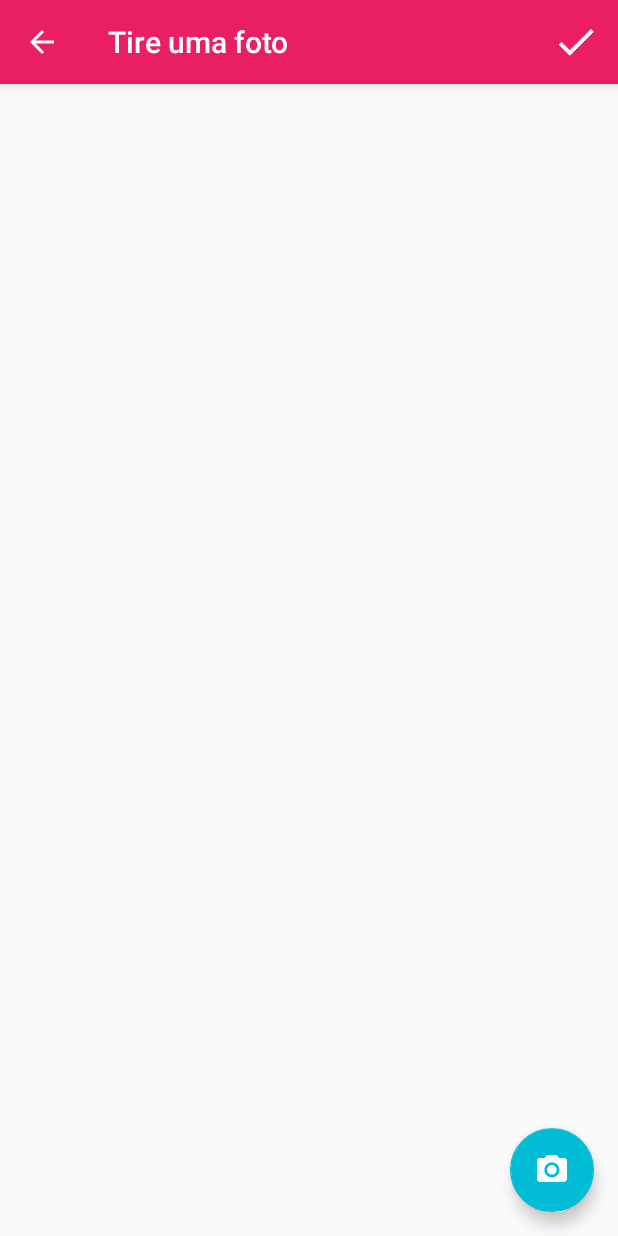
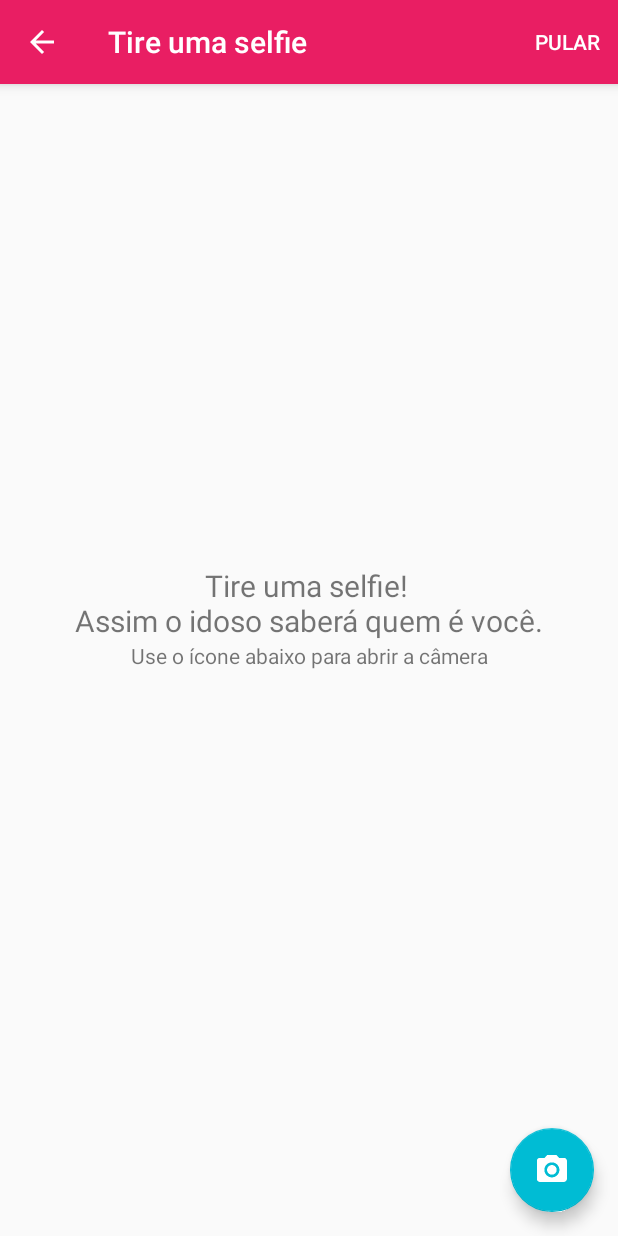
Before and after one commit to andersongarcia/MobiCare, an Android app: the RegistroFotoActivity screen opened directly, with no data from a screen before it, on a phone screen of 412 x 824 dp. Run offline under Robolectric (Android 15) with nearby library versions, the phone set to English and light mode, and no system bars; our stand-ins replace ButterKnife, Firebase (no records; nobody signed in at launch, a user with empty details on screens opened directly).

Commit message:
Melhorias de layout. Comentários.

```diff
--- a/app/build.gradle
+++ b/app/build.gradle
@@ -48,6 +48,10 @@ dependencies {
     // Butter Knife
     compile 'com.jakewharton:butterknife:8.8.1'
     annotationProcessor 'com.jakewharton:butterknife-compiler:8.8.1'
+    // Picasso
+    compile 'com.squareup.picasso:picasso:2.5.2'
+    // Validação
+    compile 'com.mobsandgeeks:android-saripaar:2.0.0'
 
     testCompile 'junit:junit:4.12'
 }
--- a/app/src/main/java/br/edu/ifspsaocarlos/sdm/cuidador/activities/BaseActivity.java
+++ b/app/src/main/java/br/edu/ifspsaocarlos/sdm/cuidador/activities/BaseActivity.java
@@ -39,7 +39,7 @@ public class BaseActivity extends AppCompatActivity {
     protected void onStart() {
         super.onStart();
 
-        if(preferencias.obterPreferenciaBoolean("authFirebase", false)){
+        if(preferencias.obterPreferenciaBoolean("authFirebase", true)){
             if(FirebaseAuth.getInstance().getCurrentUser() == null){
                 Intent intent = new Intent(this, AutenticaSMSActivity.class);
                 startActivity(intent);
--- a/app/src/main/java/br/edu/ifspsaocarlos/sdm/cuidador/activities/RegistroBaseActivity.java
+++ b/app/src/main/java/br/edu/ifspsaocarlos/sdm/cuidador/activities/RegistroBaseActivity.java
@@ -20,13 +20,14 @@ import br.edu.ifspsaocarlos.sdm.cuidador.services.UsuarioService;
  */
 public class RegistroBaseActivity extends AppCompatActivity {
     protected UsuarioService usuarioService;
+    protected Toolbar toolbar;
 
     @Override
     public void onCreate(@Nullable Bundle savedInstanceState) {
         super.onCreate(savedInstanceState);
 
         SharedPreferences sharedPref = PreferenceManager.getDefaultSharedPreferences(this);
-        if(sharedPref.getBoolean("authFirebase", false)){
+        if(sharedPref.getBoolean("authFirebase", true)){
             if(FirebaseAuth.getInstance().getCurrentUser() == null){
                 Intent intent = new Intent(this, AutenticaSMSActivity.class);
                 startActivity(intent);
@@ -37,7 +38,7 @@ public class RegistroBaseActivity extends AppCompatActivity {
         usuarioService = new UsuarioService(this);
 
 
-        Toolbar toolbar = (Toolbar) findViewById(R.id.toolbar);
+        toolbar = (Toolbar) findViewById(R.id.toolbar);
         setSupportActionBar(toolbar);
     }
 }
--- a/app/src/main/java/br/edu/ifspsaocarlos/sdm/cuidador/activities/RegistroFotoActivity.java
+++ b/app/src/main/java/br/edu/ifspsaocarlos/sdm/cuidador/activities/RegistroFotoActivity.java
@@ -15,6 +15,7 @@ import android.view.Menu;
 import android.view.MenuItem;
 import android.view.View;
 import android.widget.ImageView;
+import android.widget.TextView;
 
 import com.google.android.gms.tasks.OnSuccessListener;
 import com.google.firebase.storage.UploadTask;
@@ -26,8 +27,10 @@ import br.edu.ifspsaocarlos.sdm.cuidador.data.PreferenciaHelper;
 import br.edu.ifspsaocarlos.sdm.cuidador.repositories.ContatosRepository;
 import br.edu.ifspsaocarlos.sdm.cuidador.services.FotoService;
 import br.edu.ifspsaocarlos.sdm.cuidador.util.GenericFileProvider;
+import butterknife.BindView;
+import butterknife.ButterKnife;
 
-import static br.edu.ifspsaocarlos.sdm.cuidador.services.FotoService.TAKE_PHOTO_CODE;
+import static br.edu.ifspsaocarlos.sdm.cuidador.services.FotoService.CAMERA_REQUEST;
 
 /**
  * Activity para registro da foto de perfil do usuário
@@ -42,6 +45,14 @@ public class RegistroFotoActivity extends RegistroBaseActivity {
     private boolean permissionToPhotoAccepted = false;
     private boolean permissionToExternalStorageAccepted = false;
     protected String [] permissions = { android.Manifest.permission.CAMERA, Manifest.permission.WRITE_EXTERNAL_STORAGE };
+
+    @BindView(R.id.ll_empty_view)
+    View emptyView;
+    @BindView(R.id.tv_empty_view)
+    TextView tvEmptyView;
+    @BindView(R.id.tv_empty_view_help)
+    TextView tvEmptyViewHelp;
+
 
     private FloatingActionButton btnTirarFoto;
 
@@ -73,6 +84,8 @@ public class RegistroFotoActivity extends RegistroBaseActivity {
         setContentView(R.layout.activity_registro_foto);
         super.onCreate(savedInstanceState);
 
+        ButterKnife.bind(this, this);
+
         // Configura toolbar
         getSupportActionBar().setDisplayShowTitleEnabled(true);
         getSupportActionBar().setTitle(R.string.registro_foto);
@@ -83,6 +96,10 @@ public class RegistroFotoActivity extends RegistroBaseActivity {
         if (MyVersion > Build.VERSION_CODES.LOLLIPOP_MR1) {
             ActivityCompat.requestPermissions(this, permissions, REQUEST_PERMISSIONS);
         }
+
+        // Define texto exibido enquanto não há foto
+        tvEmptyView.setText(R.string.nenhuma_foto);
+        tvEmptyViewHelp.setText(R.string.foto_empty);
 
         // Seta ação do fab para abrir câmera
         btnTirarFoto = (FloatingActionButton) findViewById(R.id.btn_foto_perfil);
@@ -97,6 +114,8 @@ public class RegistroFotoActivity extends RegistroBaseActivity {
     @Override
     public boolean onCreateOptionsMenu(Menu menu) {
         getMenuInflater().inflate(R.menu.menu_cadastro, menu);
+        menu.findItem(R.id.pular).setVisible(true);
+        menu.findItem(R.id.salvar).setVisible(false);
         return true;
     }
 
@@ -108,6 +127,8 @@ public class RegistroFotoActivity extends RegistroBaseActivity {
     @Override
     public boolean onOptionsItemSelected(MenuItem item) {
 
+        Intent intent = new Intent(RegistroFotoActivity.this, MainActivity.class);
+        intent.addFlags(Intent.FLAG_ACTIVITY_NEW_TASK);
         switch (item.getItemId()) {
 
             // Ação salvar
@@ -125,7 +146,11 @@ public class RegistroFotoActivity extends RegistroBaseActivity {
                     });
                 }
                 // Redireciona para activity principal
-                Intent intent = new Intent(RegistroFotoActivity.this, MainActivity.class);
+                startActivity(intent);
+                break;
+
+            // Ação pular
+            case R.id.pular:
                 startActivity(intent);
                 break;
 
@@ -148,7 +173,7 @@ public class RegistroFotoActivity extends RegistroBaseActivity {
     public void onActivityResult(int requestCode, int resultCode, Intent data) {
         if (resultCode == RESULT_OK) {
             switch(requestCode){
-                case TAKE_PHOTO_CODE:
+                case CAMERA_REQUEST:
                     // Corrige a rotação da foto (bug em alguns aparelhos)
                     FotoService.corrigeRotacao(this, localFile);
                     if(localFile.exists()){
@@ -156,6 +181,9 @@ public class RegistroFotoActivity extends RegistroBaseActivity {
                         Bitmap bitmap = BitmapFactory.decodeFile(localFile.getAbsolutePath());
                         ImageView ivFotoPerfil = (ImageView)findViewById(R.id.iv_foto_perfil);
                         ivFotoPerfil.setImageBitmap(bitmap);
+                        emptyView.setVisibility(View.INVISIBLE);
+                        toolbar.getMenu().findItem(R.id.salvar).setVisible(true);
+                        toolbar.getMenu().findItem(R.id.pular).setVisible(false);
                     }
                     break;
             }
@@ -173,7 +201,8 @@ public class RegistroFotoActivity extends RegistroBaseActivity {
             intent.addFlags(Intent.FLAG_GRANT_READ_URI_PERMISSION
                     | Intent.FLAG_GRANT_WRITE_URI_PERMISSION);
             intent.putExtra(MediaStore.EXTRA_OUTPUT, GenericFileProvider.getUriForFile(this, getPackageName() + ".util.fileprovider", getLocalFile()));
-            startActivityForResult(intent, TAKE_PHOTO_CODE);
+            intent.putExtra("android.intent.extras.CAMERA_FACING", android.hardware.Camera.CameraInfo.CAMERA_FACING_FRONT);
+            startActivityForResult(intent, CAMERA_REQUEST);
         } catch (Exception e) {
             e.printStackTrace();
         }
--- a/app/src/main/java/br/edu/ifspsaocarlos/sdm/cuidador/activities/RegistroIdosoActivity.java
+++ b/app/src/main/java/br/edu/ifspsaocarlos/sdm/cuidador/activities/RegistroIdosoActivity.java
@@ -87,8 +87,8 @@ public class RegistroIdosoActivity extends RegistroBaseActivity {
                             // se idoso estiver cadastrado, registra usuário idoso
                             usuarioService.registraUsuarioIdoso(telefone);
 
-                            // Redireciona para activity de foto de perfil
-                            Intent intent = new Intent(RegistroIdosoActivity.this, RegistroFotoActivity.class);
+                            // Redireciona para activity principal
+                            Intent intent = new Intent(RegistroIdosoActivity.this, MainActivity.class);
                             startActivity(intent);
                         }else {
                             // se idoso não estiver cadastrado, exibe mensagem
--- a/app/src/main/java/br/edu/ifspsaocarlos/sdm/cuidador/entities/Mensagem.java
+++ b/app/src/main/java/br/edu/ifspsaocarlos/sdm/cuidador/entities/Mensagem.java
@@ -104,7 +104,7 @@ public class Mensagem implements Serializable, IMensagem {
 
     @Exclude
     public String obterDataHora() {
-        SimpleDateFormat dt1 = new SimpleDateFormat("dd/mm/yyyy hh:mm");
+        SimpleDateFormat dt1 = new SimpleDateFormat("dd/MM/yyyy hh:mm");
         return dt1.format(new Date(getTimestampEnvioLong()));
     }
 }
--- a/app/src/main/java/br/edu/ifspsaocarlos/sdm/cuidador/listeners/DialogAudioListener.java
+++ b/app/src/main/java/br/edu/ifspsaocarlos/sdm/cuidador/listeners/DialogAudioListener.java
@@ -213,11 +213,10 @@ public class DialogAudioListener implements View.OnClickListener {
             mRecorder.setOutputFile(fileName);
             mRecorder.setAudioEncoder(MediaRecorder.AudioEncoder.AMR_NB);
             mRecorder.prepare();
+            mRecorder.start();
         } catch (IOException e) {
             Toast.makeText(context, R.string.msg_erro_gravacao + ": " + e.getMessage(), Toast.LENGTH_LONG);
         }
-
-        mRecorder.start();
     }
 
     private void pararGravacao() {
--- a/app/src/main/java/br/edu/ifspsaocarlos/sdm/cuidador/services/FotoService.java
+++ b/app/src/main/java/br/edu/ifspsaocarlos/sdm/cuidador/services/FotoService.java
@@ -32,7 +32,7 @@ import static android.app.Activity.RESULT_OK;
 
 public abstract class FotoService {
     private static final String TAG = "FotoService";
-    public static final int TAKE_PHOTO_CODE = 1;
+    public static final int CAMERA_REQUEST = 1;
 
     public abstract void run(File file);
 
@@ -83,7 +83,7 @@ public abstract class FotoService {
     public void tirarFoto(Activity activity){
         final Intent intent = new Intent(MediaStore.ACTION_IMAGE_CAPTURE);
         intent.putExtra(MediaStore.EXTRA_OUTPUT, Uri.fromFile(getTempFile(activity.getPackageName())) );
-        activity.startActivityForResult(intent, TAKE_PHOTO_CODE);
+        activity.startActivityForResult(intent, CAMERA_REQUEST);
     }
 
     private static void salvaFoto(Bitmap bitmap, File file) {
@@ -115,7 +115,7 @@ public abstract class FotoService {
     public void retornaFoto(int requestCode, int resultCode, Context context) {
         if (resultCode == RESULT_OK) {
             switch(requestCode){
-                case TAKE_PHOTO_CODE:
+                case CAMERA_REQUEST:
                     corrigeRotacao(context, getTempFile(context.getPackageName()));
                     run(getTempFile(context.getPackageName()));
                     break;
--- a/app/src/main/res/layout/activity_registro_foto.xml
+++ b/app/src/main/res/layout/activity_registro_foto.xml
@@ -13,6 +13,17 @@
         android:layout_width="match_parent"
         android:layout_height="match_parent" />
 
+    <LinearLayout
+        android:id="@+id/ll_empty_view"
+        android:layout_height="wrap_content"
+        android:layout_width="match_parent"
+        android:layout_gravity="center_vertical"
+        android:orientation="vertical">
+        <include
+            layout="@layout/empty_view"
+            android:layout_width="match_parent"
+            android:layout_height="match_parent" />
+    </LinearLayout>
 
     <android.support.design.widget.FloatingActionButton
         android:id="@+id/btn_foto_perfil"
--- a/app/src/main/res/layout/empty_view.xml
+++ b/app/src/main/res/layout/empty_view.xml
@@ -4,12 +4,12 @@
     android:layout_height="wrap_content"
     android:orientation="vertical">
 
-    <ImageView
+    <!--<ImageView
         android:id="@+id/iv_empty_view"
         android:layout_width="wrap_content"
         android:layout_height="wrap_content"
         android:layout_gravity="center"
-        android:src="@drawable/mobicare_logo_relevo" />
+        android:src="@drawable/mobicare_logo_relevo" />-->
 
     <!-- Lista vazia -->
     <TextView
--- a/app/src/main/res/menu/menu_cadastro.xml
+++ b/app/src/main/res/menu/menu_cadastro.xml
@@ -12,6 +12,13 @@
 		android:visible="false" />
 
 	<item
+		android:id="@+id/pular"
+		android:orderInCategory="90"
+		android:title="@string/pular"
+		app:showAsAction="always"
+		android:visible="false" />
+
+	<item
 		android:id="@+id/salvar"
 		android:icon="@drawable/ic_done_white_36dp"
 		android:orderInCategory="100"
--- a/app/src/main/res/values/strings.xml
+++ b/app/src/main/res/values/strings.xml
@@ -73,7 +73,7 @@
     <string name="gravar_audio">Gravar áudio</string>
     <string name="action_sair">Sair</string>
     <string name="msg_token_fmt">InstanceID Token: %s</string>
-    <string name="registro_foto">Tire uma foto</string>
+    <string name="registro_foto">Tire uma selfie</string>
     <string name="msg_erro_validacao_idoso">Este número não está registrado para nenhum idoso. Verifique o número ou peça o registro pelo Cuidador.</string>
     <string name="hint_celular_idoso">O número do celular do idoso</string>
     <string name="nome_idoso">Nome do idoso</string>
@@ -162,6 +162,10 @@
     <string name="msg_erro_nenhum_perfil_selecionado">Nenhum perfil selecionado</string>
     <string name="mensagens">Mensagens</string>
     <string name="msg_erro_telefone_invalido">Número de telefone inválido</string>
+    <string name="msg_erro_nome_invalido">Preencha o nome corretamente</string>
+    <string name="nenhuma_foto">Tire uma selfie! \nAssim o idoso saberá quem é você.</string>
+    <string name="foto_empty">Use o ícone abaixo para abrir a câmera</string>
+    <string name="pular">PULAR</string>
 
 
 </resources>
--- a/app/src/main/res/values/styles.xml
+++ b/app/src/main/res/values/styles.xml
@@ -14,10 +14,9 @@
         <item name="colorPrimaryDark">@color/colorPrimaryDark</item>
         <item name="colorAccent">@color/colorAccent</item>
 
-        <item name="windowNoTitle">true</item>
-
         <!-- use to make contextual action mode overlap the Toolbar -->
         <item name="windowActionModeOverlay">true</item>
+
     </style>
 
     <style name="MyToolbarTheme" parent="ThemeOverlay.AppCompat.Light">
@@ -25,6 +24,8 @@
         </item>  <!-- Text color of Toolbar Title -->
         <item name="android:textColorSecondary">@android:color/white
         </item><!-- Color of Overflow Menu and color of Navigation Drawer Icon -->
+        <item name="actionMenuTextColor">@android:color/white</item>
+
     </style>
 
     <style name="MyPopupTheme" parent="ThemeOverlay.AppCompat.Light">
@@ -75,5 +76,4 @@
         <item name="android:textSize">28sp</item>
     </style>
 
-
 </resources>
```
Also changed, not shown: app/src/main/java/br/edu/ifspsaocarlos/sdm/cuidador/activities/RegistroCuidadorActivity.java (+51 -15 lines), app/src/main/java/br/edu/ifspsaocarlos/sdm/cuidador/fragments/CadastroBaseFragment.java (+8 -5 lines), app/src/main/java/br/edu/ifspsaocarlos/sdm/cuidador/repositories/MensagensRepository.java (+27 -12 lines), app/src/main/java/br/edu/ifspsaocarlos/sdm/cuidador/repositories/RemediosRepository.java (+28 -9 lines), app/src/main/java/br/edu/ifspsaocarlos/sdm/cuidador/services/AlarmeService.java (+30 -2 lines), app/src/main/java/br/edu/ifspsaocarlos/sdm/cuidador/services/FirebaseStorageService.java (+19 -4 lines), app/src/main/java/br/edu/ifspsaocarlos/sdm/cuidador/services/UsuarioService.java (+94 -6 lines).
